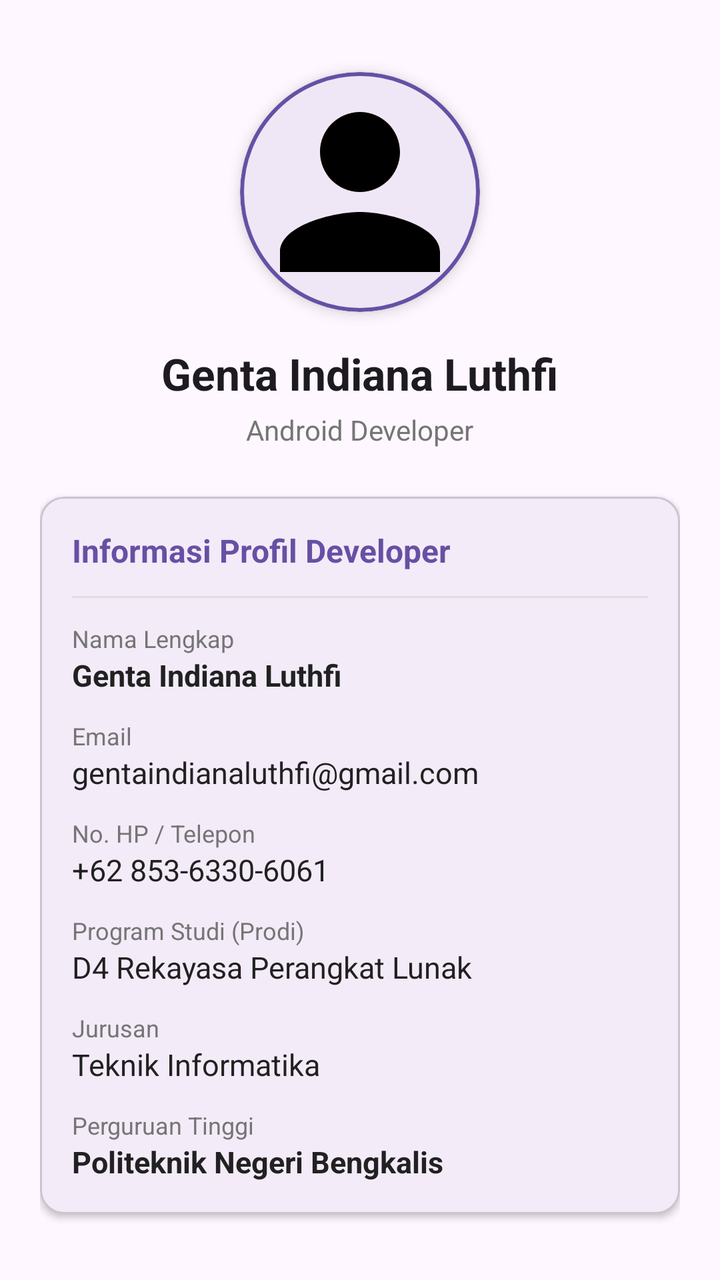
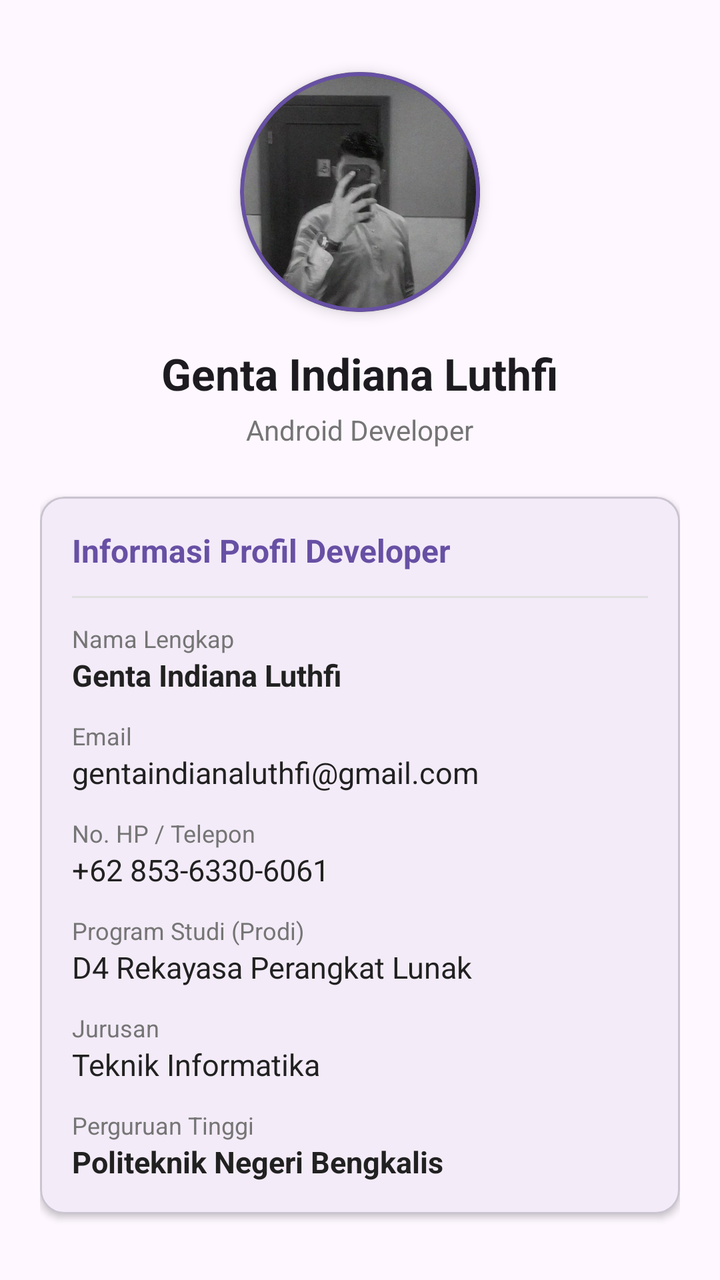

The first picture is an Android layout as it rendered before a commit; the second is the same layout after the commit. The layout source and the unified diff follow.
<!-- AndroidManifest.xml: application theme Theme.ProjectUTS -->
<!-- res/layout/fragment_profile.xml -->
<?xml version="1.0" encoding="utf-8"?>
<ScrollView xmlns:android="http://schemas.android.com/apk/res/android"
    xmlns:app="http://schemas.android.com/apk/res-auto"
    xmlns:tools="http://schemas.android.com/tools"
    android:layout_width="match_parent"
    android:layout_height="match_parent"
    android:fillViewport="true">

    <LinearLayout
        android:layout_width="match_parent"
        android:layout_height="wrap_content"
        android:orientation="vertical"
        android:padding="20dp"
        android:gravity="center_horizontal">

        <com.google.android.material.card.MaterialCardView
            android:layout_width="120dp"
            android:layout_height="120dp"
            android:layout_marginTop="16dp"
            app:cardCornerRadius="60dp"
            app:cardElevation="4dp"
            app:strokeWidth="2dp"
            app:strokeColor="?attr/colorPrimary">

            <ImageView
                android:id="@+id/iv_profile"
                android:layout_width="match_parent"
                android:layout_height="match_parent"
                android:scaleType="centerCrop"
                android:src="@drawable/ic_profile"
                android:contentDescription="Foto Profil Developer" />

        </com.google.android.material.card.MaterialCardView>

        <TextView
            android:id="@+id/tv_developer_name"
            android:layout_width="wrap_content"
            android:layout_height="wrap_content"
            android:layout_marginTop="16dp"
            android:textSize="22sp"
            android:textStyle="bold"
            android:textColor="?attr/colorOnSurface"
            android:text="Genta Indiana Luthfi" />

        <TextView
            android:layout_width="wrap_content"
            android:layout_height="wrap_content"
            android:layout_marginTop="4dp"
            android:textSize="14sp"
            android:textColor="#757575"
            android:text="Android Developer" />

        <com.google.android.material.card.MaterialCardView
            android:layout_width="match_parent"
            android:layout_height="wrap_content"
            android:layout_marginTop="24dp"
            app:cardCornerRadius="12dp"
            app:cardElevation="2dp">

            <LinearLayout
                android:layout_width="match_parent"
                android:layout_height="wrap_content"
                android:orientation="vertical"
                android:padding="16dp">

                <TextView
                    android:layout_width="wrap_content"
                    android:layout_height="wrap_content"
                    android:textSize="16sp"
                    android:textStyle="bold"
                    android:textColor="?attr/colorPrimary"
                    android:text="Informasi Profil Developer" />

                <View
                    android:layout_width="match_parent"
                    android:layout_height="1dp"
                    android:layout_marginVertical="12dp"
                    android:background="#E0E0E0" />

                
                <TextView
                    android:layout_width="wrap_content"
                    android:layout_height="wrap_content"
                    android:textSize="12sp"
                    android:textColor="#757575"
                    android:text="Nama Lengkap" />
                <TextView
                    android:id="@+id/tv_name"
                    android:layout_width="wrap_content"
                    android:layout_height="wrap_content"
                    android:textSize="15sp"
                    android:textStyle="bold"
                    android:textColor="#212121"
                    android:text="Genta Indiana Luthfi" />

                
                <TextView
                    android:layout_width="wrap_content"
                    android:layout_height="wrap_content"
                    android:layout_marginTop="12dp"
                    android:textSize="12sp"
                    android:textColor="#757575"
                    android:text="Email" />
                <TextView
                    android:id="@+id/tv_email"
                    android:layout_width="wrap_content"
                    android:layout_height="wrap_content"
                    android:textSize="15sp"
                    android:textColor="#212121"
                    android:text="gentaindianaluthfi@gmail.com" />

                
                <TextView
                    android:layout_width="wrap_content"
                    android:layout_height="wrap_content"
                    android:layout_marginTop="12dp"
                    android:textSize="12sp"
                    android:textColor="#757575"
                    android:text="No. HP / Telepon" />
                <TextView
                    android:id="@+id/tv_phone"
                    android:layout_width="wrap_content"
                    android:layout_height="wrap_content"
                    android:textSize="15sp"
                    android:textColor="#212121"
                    android:text="+62 853-6330-6061" />

                
                <TextView
                    android:layout_width="wrap_content"
                    android:layout_height="wrap_content"
                    android:layout_marginTop="12dp"
                    android:textSize="12sp"
                    android:textColor="#757575"
                    android:text="Program Studi (Prodi)" />
                <TextView
                    android:id="@+id/tv_prodi"
                    android:layout_width="wrap_content"
                    android:layout_height="wrap_content"
                    android:textSize="15sp"
                    android:textColor="#212121"
                    android:text="D4 Rekayasa Perangkat Lunak" />

                
                <TextView
                    android:layout_width="wrap_content"
                    android:layout_height="wrap_content"
                    android:layout_marginTop="12dp"
                    android:textSize="12sp"
                    android:textColor="#757575"
                    android:text="Jurusan" />
                <TextView
                    android:id="@+id/tv_jurusan"
                    android:layout_width="wrap_content"
                    android:layout_height="wrap_content"
                    android:textSize="15sp"
                    android:textColor="#212121"
                    android:text="Teknik Informatika" />

                
                <TextView
                    android:layout_width="wrap_content"
                    android:layout_height="wrap_content"
                    android:layout_marginTop="12dp"
                    android:textSize="12sp"
                    android:textColor="#757575"
                    android:text="Perguruan Tinggi" />
                <TextView
                    android:id="@+id/tv_perguruan_tinggi"
                    android:layout_width="wrap_content"
                    android:layout_height="wrap_content"
                    android:textSize="15sp"
                    android:textStyle="bold"
                    android:textColor="#212121"
                    android:text="Politeknik Negeri Bengkalis" />

            </LinearLayout>

        </com.google.android.material.card.MaterialCardView>

    </LinearLayout>

</ScrollView>
<!-- resources referenced by this layout -->
<resources>
  <!-- drawable ic_profile (drawable) -->
  <vector xmlns:android="http://schemas.android.com/apk/res/android"
      android:width="24dp"
      android:height="24dp"
      android:viewportWidth="24"
      android:viewportHeight="24">
    <path
        android:fillColor="#FF000000"
        android:pathData="M12,12c2.21,0 4,-1.79 4,-4s-1.79,-4 -4,-4 -4,1.79 -4,4 1.79,4 4,4zM12,14c-2.67,0 -8,1.34 -8,4v2h16v-2c0,-2.66 -5.33,-4 -8,-4z"/>
  </vector>
  <style name="Theme.ProjectUTS" parent="Base.Theme.ProjectUTS" />
  <style name="Base.Theme.ProjectUTS" parent="Theme.Material3.DayNight.NoActionBar">
          
          
      </style>
</resources>

<!-- the commit's change to res/layout/fragment_profile.xml (unified diff, before → after) -->
@@ -27,7 +27,7 @@
                 android:layout_width="match_parent"
                 android:layout_height="match_parent"
                 android:scaleType="centerCrop"
-                android:src="@drawable/ic_profile"
+                android:src="@drawable/profile"
                 android:contentDescription="Foto Profil Developer" />
 
         </com.google.android.material.card.MaterialCardView>
<!-- resource entries referenced after the edit -->
@@ -1,15 +1,6 @@
 <!-- resources referenced by this layout -->
 <resources>
-  <!-- drawable ic_profile (drawable) -->
-  <vector xmlns:android="http://schemas.android.com/apk/res/android"
-      android:width="24dp"
-      android:height="24dp"
-      android:viewportWidth="24"
-      android:viewportHeight="24">
-    <path
-        android:fillColor="#FF000000"
-        android:pathData="M12,12c2.21,0 4,-1.79 4,-4s-1.79,-4 -4,-4 -4,1.79 -4,4 1.79,4 4,4zM12,14c-2.67,0 -8,1.34 -8,4v2h16v-2c0,-2.66 -5.33,-4 -8,-4z"/>
-  </vector>
+  <!-- drawable profile: jpeg bitmap (drawable, 69652 bytes) -->
   <style name="Theme.ProjectUTS" parent="Base.Theme.ProjectUTS" />
   <style name="Base.Theme.ProjectUTS" parent="Theme.Material3.DayNight.NoActionBar">
           
